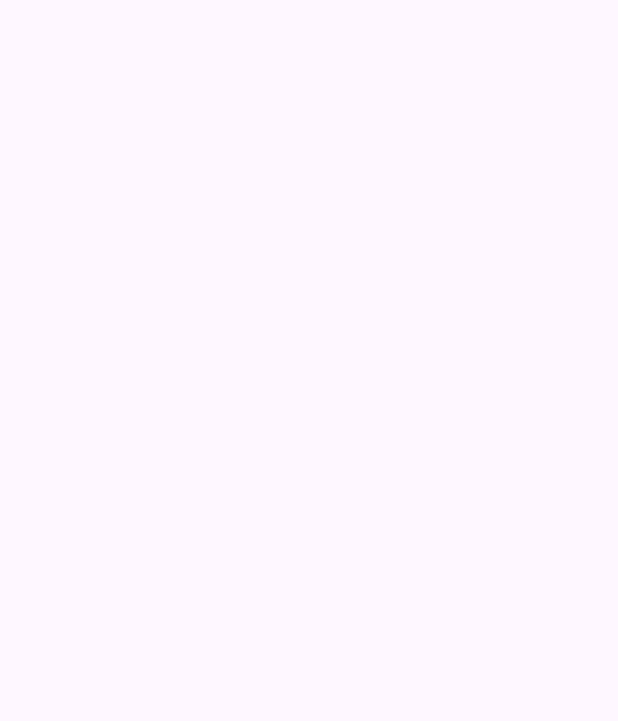
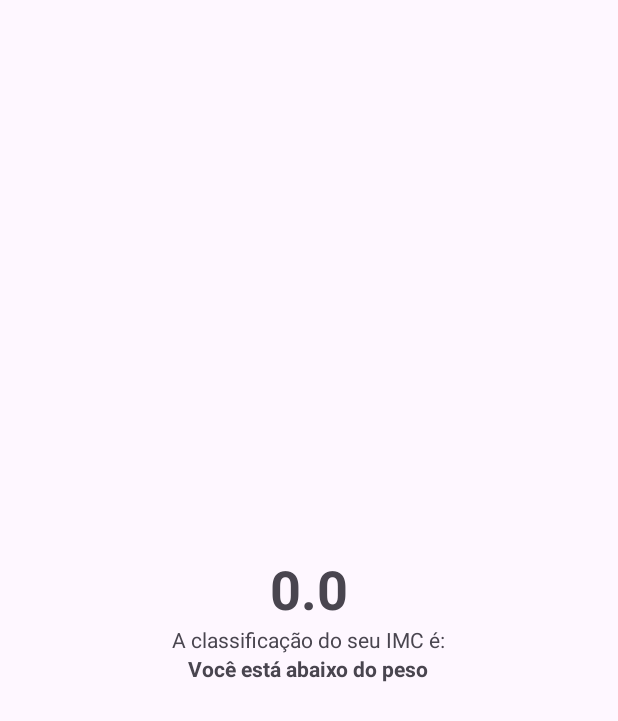
Before and after one commit to andrefpb0403/CalculadoraIMC, an Android app: the ResultadoActivity screen opened directly, with no data from a screen before it, on a phone screen of 412 x 824 dp. Before the commit the part shown is empty. Shown: the top 721 px of the screen. Run offline under Robolectric (Android 15) with nearby library versions, the phone set to English and light mode, and no system bars.

Commit message:
Inserção da segunda tela que mostra o resultado

```diff
--- a/app/src/main/java/com/comunidadedevspace/imc/ResultadoActivity.kt
+++ b/app/src/main/java/com/comunidadedevspace/imc/ResultadoActivity.kt
@@ -1,10 +1,16 @@
 package com.comunidadedevspace.imc
 
 import android.os.Bundle
+import android.widget.TextView
 import androidx.activity.enableEdgeToEdge
 import androidx.appcompat.app.AppCompatActivity
 import androidx.core.view.ViewCompat
 import androidx.core.view.WindowInsetsCompat
+
+//Pensando na intent como um pacote que vai ser entregue, e esse pacote tem uma senha (chave) é recomendados
+//que essa chave seja guardada em algum lugar, a sintaxe abaixo serve para isso. Para guardar a chave dentro de uma variável
+const val CHAVE_RESULTADO_IMC = "AcitivityResultado.CHAVE_IMC"
+const val CHAVE_RESULTADO_CLASSIFICACAO = "AcitivityResultado.CHAVE_IMC"
 
 class ResultadoActivity : AppCompatActivity() {
     override fun onCreate(savedInstanceState: Bundle?) {
@@ -16,5 +22,37 @@ class ResultadoActivity : AppCompatActivity() {
             v.setPadding(systemBars.left, systemBars.top, systemBars.right, systemBars.bottom)
             insets
         }
+
+        val resultado = intent.getFloatExtra(CHAVE_RESULTADO_IMC, 0f)
+
+
+        val resultadoImc = findViewById<TextView>(R.id.tv_resultado)
+        val classificacaoImc = findViewById<TextView>(R.id.tv_classificao)
+
+        resultadoImc.text = resultado.toString()
+
+        /*
+        * MENO QUE 18,5 MAGREZA
+        * ENTRE 18,5 E 24,9 NORMAL
+        * ENTRE 25,0 E 29,9 SOBREPESO I
+        * ENTRE 30,0 E 39,9 OBESIDADE II
+        * MAIOR QUE 40,0    OBESIDADE GRAVE
+        * */
+
+        //Sintaxe abaixo é utilizada para enquadrar o resultado do IMC e mostrar ao usuário.
+        val classificacao: String = if (resultado <= 18.5) {
+            "Você está abaixo do peso"
+        } else if (resultado in 18.5..24.9) {
+            "Você está no peso normal"
+        } else if (resultado in 25.0..29.9) {
+            "Você está com sobrepeso"
+        } else if (resultado in 30.0..39.9) {
+            "Você está com obesidade"
+        } else {
+            "Você está com obesidade grave"
+        }
+
+        classificacaoImc.text = classificacao
+
     }
 }
--- a/app/src/main/res/layout/activity_resultado.xml
+++ b/app/src/main/res/layout/activity_resultado.xml
@@ -1,10 +1,38 @@
 <?xml version="1.0" encoding="utf-8"?>
-<androidx.constraintlayout.widget.ConstraintLayout xmlns:android="http://schemas.android.com/apk/res/android"
-    xmlns:app="http://schemas.android.com/apk/res-auto"
+<LinearLayout xmlns:android="http://schemas.android.com/apk/res/android"
     xmlns:tools="http://schemas.android.com/tools"
     android:id="@+id/main"
     android:layout_width="match_parent"
     android:layout_height="match_parent"
+    android:gravity="center"
+    android:orientation="vertical"
     tools:context=".ResultadoActivity">
 
-</androidx.constraintlayout.widget.ConstraintLayout>
+    <TextView
+        android:id="@+id/tv_resultado"
+        android:textSize="36sp"
+        android:layout_width="wrap_content"
+        android:layout_height="wrap_content"
+        android:maxLength="5"
+        android:textStyle="bold"
+        tools:text="23.66"
+        tools:layout_editor_absoluteX="179dp"
+        tools:layout_editor_absoluteY="255dp" />
+
+    <TextView
+        android:id="@+id/tv_classificacao_label"
+        android:layout_width="wrap_content"
+        android:layout_height="wrap_content"
+        android:text="A classificação do seu IMC é:"
+        tools:layout_editor_absoluteX="175dp"
+        tools:layout_editor_absoluteY="478dp" />
+
+    <TextView
+        android:id="@+id/tv_classificao"
+        android:layout_width="wrap_content"
+        android:layout_height="wrap_content"
+        android:textStyle="bold"
+        tools:text="Normal"
+        tools:layout_editor_absoluteX="179dp"
+        tools:layout_editor_absoluteY="560dp" />
+</LinearLayout>
--- a/build.gradle.kts
+++ b/build.gradle.kts
@@ -1,5 +1,5 @@
 // Top-level build file where you can add configuration options common to all sub-projects/modules.
 plugins {
-    id("com.android.application") version "8.5.0" apply false
+    id("com.android.application") version "8.6.0" apply false
     id("org.jetbrains.kotlin.android") version "1.9.0" apply false
 }
```
Also changed, not shown: app/src/main/java/com/comunidadedevspace/imc/MainActivity.kt (+14 -25 lines).
